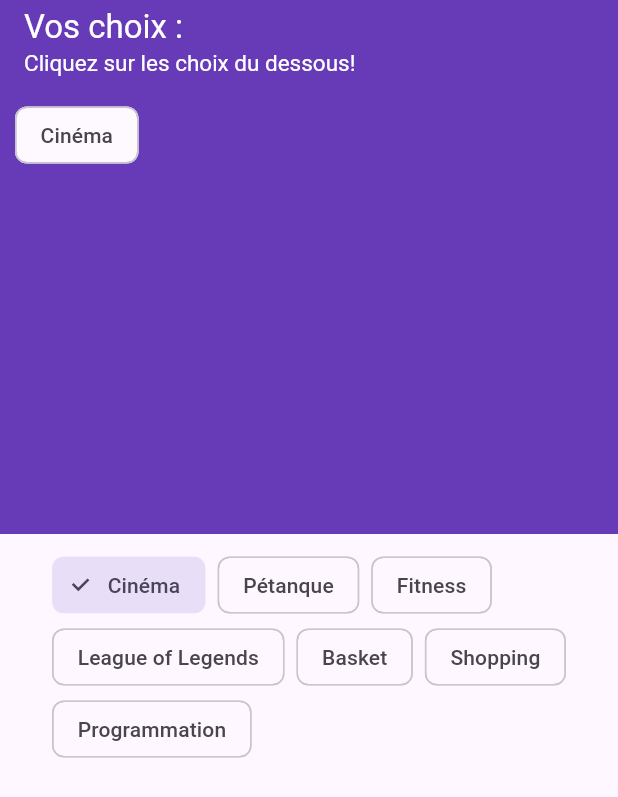
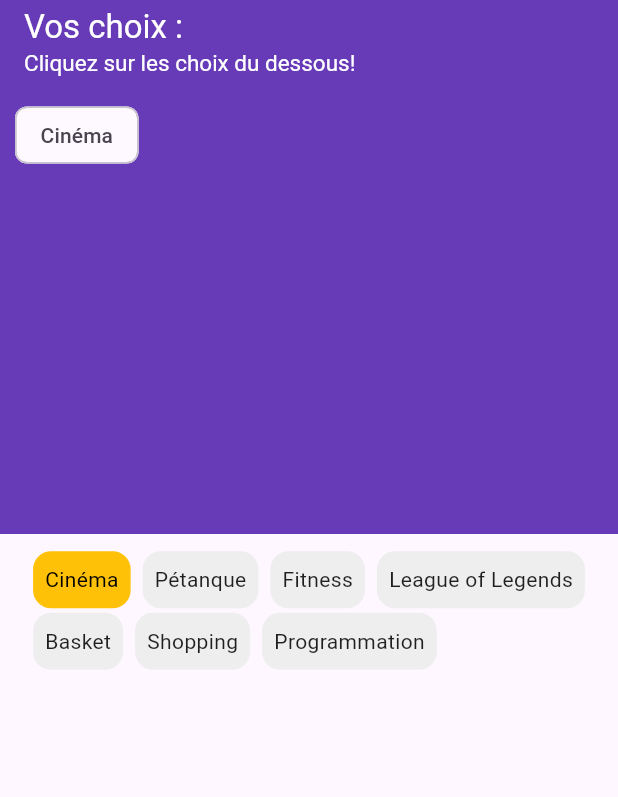
Before and after one commit to EddyGmt/tp_flutter, a Flutter app: the screen it shows after launch, after a tap on "Cinéma", on a phone screen of 412 x 824 dp. Shown: the top 797 px of the screen. Run offline on Flutter 3.47's test engine with Material 3 defaults, Android fonts, the phone set to English and light mode, and no system bars.

Commit message:
correctif choice items

```diff
--- a/lib/choice_items.dart
+++ b/lib/choice_items.dart
@@ -21,12 +21,12 @@ class _ChoiceItemsState extends State<ChoiceItems> {
   ];
   List<String> selectedChoices = [];
 
-  void toggleSelection(String choice, bool selected) {
+  void toggleSelection(String choice) {
     setState(() {
-      if (selected) {
+      if (selectedChoices.contains(choice)) {
+        selectedChoices.remove(choice);
+      } else {
         selectedChoices.add(choice);
-      } else {
-        selectedChoices.remove(choice);
       }
       widget.onSelectionChanged(selectedChoices);
     });
@@ -37,12 +37,28 @@ class _ChoiceItemsState extends State<ChoiceItems> {
     return Wrap(
       spacing: 8.0,
       children: choices.map((choice) {
-        return ChoiceChip(
-          label: Text(choice),
-          selected: selectedChoices.contains(choice),
-          onSelected: (selected) {
-            toggleSelection(choice, selected);
+        final isSelected = selectedChoices.contains(choice);
+        return GestureDetector(
+          onTap: () {
+            toggleSelection(choice);
           },
+          child: Container(
+            margin: EdgeInsets.symmetric(vertical: 1.5),
+            padding: EdgeInsets.symmetric(horizontal: 7.0, vertical: 8.0),
+            decoration: BoxDecoration(
+              color: isSelected ? Colors.amber : Colors.grey.shade200,
+              borderRadius: BorderRadius.circular(12.0),
+              border: Border.all(
+                color: isSelected ? Colors.amber : Colors.transparent,
+              ),
+            ),
+            child: Text(
+              choice,
+              style: TextStyle(
+                color: isSelected ? Colors.black : Colors.black87,
+              ),
+            ),
+          ),
         );
       }).toList(),
     );
```
